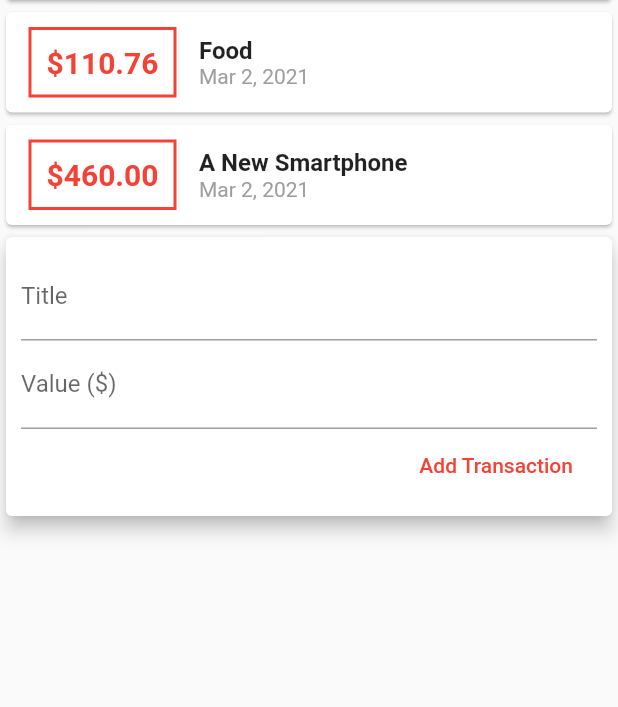
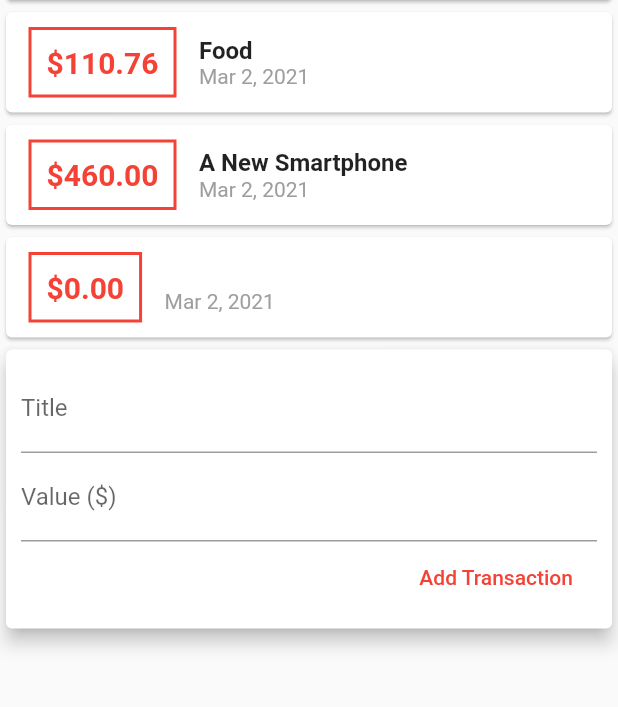
Before and after one commit to dominickbrasileiro/flutter_expenses, a Flutter app: the screen it shows after launch, after a tap on "Add Transaction", on a phone screen of 412 x 824 dp, the part 114-821 px from its top. Run offline on Flutter 3.47's test engine with Material 2 defaults, Android fonts, the phone set to English and light mode, and no system bars.

Commit message:
feat: initial add transaction flow

```diff
--- a/lib/components/transaction_form.dart
+++ b/lib/components/transaction_form.dart
@@ -1,6 +1,10 @@
 import 'package:flutter/material.dart';
 
 class TransactionForm extends StatelessWidget {
+  final void Function(String, int) onSubmit;
+
+  TransactionForm({this.onSubmit});
+
   final titleController = TextEditingController();
   final valueController = TextEditingController();
 
@@ -33,8 +37,12 @@ class TransactionForm extends StatelessWidget {
                     'Add Transaction',
                   ),
                   onPressed: () {
-                    print(titleController.text);
-                    print(valueController.text);
+                    final title = titleController.text;
+                    final value = double.tryParse(valueController.text) ?? 0;
+
+                    final intValue = (value * 100).round();
+
+                    onSubmit(title, intValue);
                   },
                 ),
               ],
--- a/lib/components/transaction_user.dart
+++ b/lib/components/transaction_user.dart
@@ -1,3 +1,5 @@
+import 'dart:math';
+
 import 'package:flutter/material.dart';
 import 'package:flutter_expenses/models/transaction.dart';
 import 'package:flutter_expenses/components/transaction_list.dart';
@@ -24,12 +26,27 @@ class _TransactionUserState extends State<TransactionUser> {
     ),
   ];
 
+  _addTransaction(String title, int value) {
+    final newTransaction = Transaction(
+      id: Random().nextInt(1000000),
+      title: title,
+      value: value,
+      date: DateTime.now(),
+    );
+
+    setState(() {
+      _transactions.add(newTransaction);
+    });
+  }
+
   @override
   Widget build(BuildContext context) {
     return Column(
       children: [
         TransactionList(_transactions),
-        TransactionForm(),
+        TransactionForm(
+          onSubmit: _addTransaction,
+        ),
       ],
     );
   }
```
